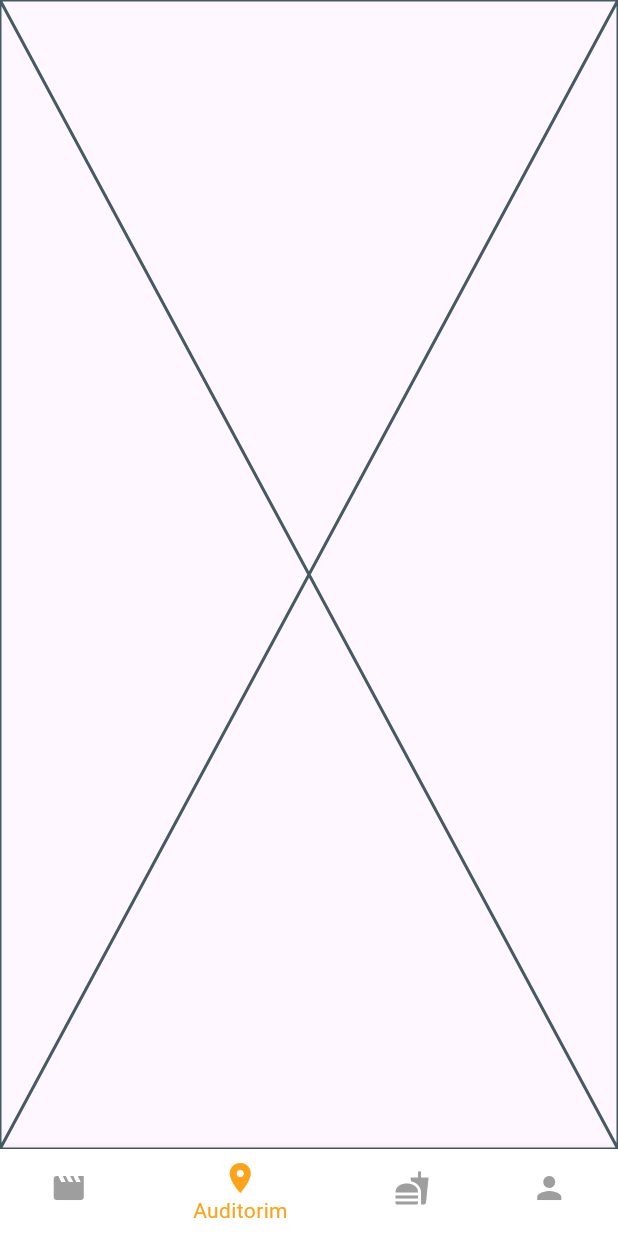
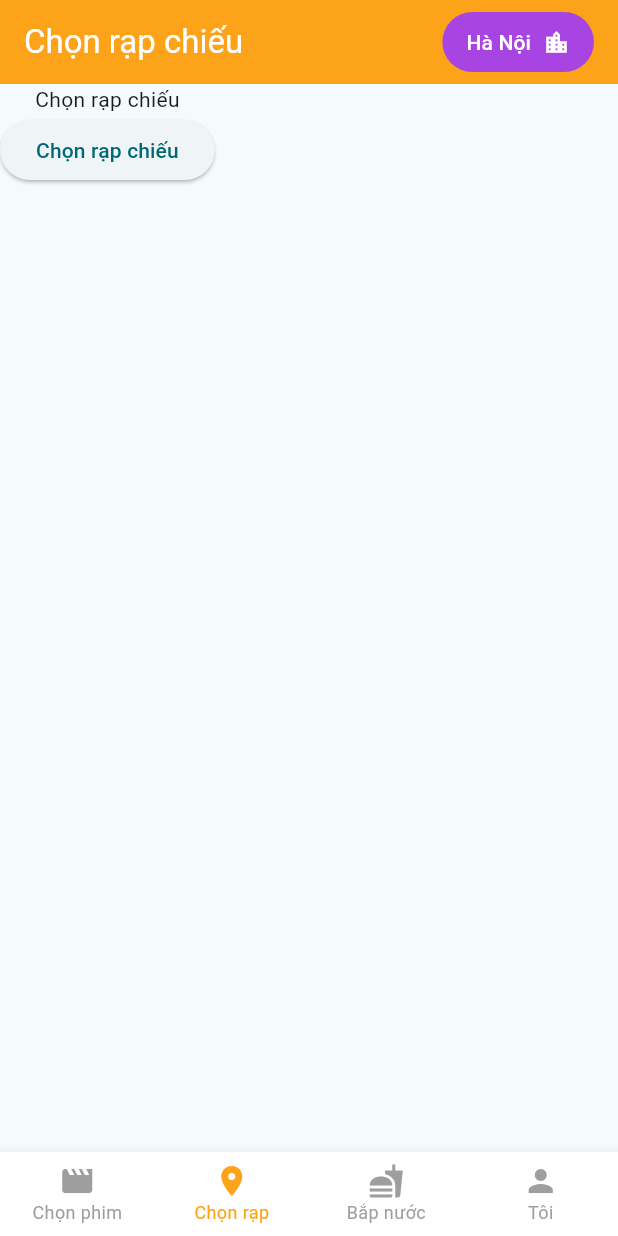
Before and after one commit to tranhuutuan261103/Cinema-Mobile-App, a Flutter app: the screen it shows after launch, item 2 of the bottom bar chosen, on a phone screen of 412 x 824 dp. Run offline on Flutter 3.47's test engine with Material 3 defaults, Android fonts, the phone set to English and light mode, and no system bars; network calls fail.

Commit message:
feat: [Cinema Mobile App] Load all provinces

```diff
--- a/lib/main.dart
+++ b/lib/main.dart
@@ -1,6 +1,8 @@
 import 'package:flutter/material.dart';
 
 import './routes/app_routes.dart';
+import './screens/booking_screen.dart';
+import './screens/province_selection_screen.dart';
 
 void main() {
   runApp(const MyApp());
@@ -16,25 +18,15 @@ class MyApp extends StatelessWidget {
       title: 'Flutter Demo',
       debugShowCheckedModeBanner: false,
       theme: ThemeData(
-        // This is the theme of your application.
-        //
-        // TRY THIS: Try running your application with "flutter run". You'll see
-        // the application has a purple toolbar. Then, without quitting the app,
-        // try changing the seedColor in the colorScheme below to Colors.green
-        // and then invoke "hot reload" (save your changes or press the "hot
-        // reload" button in a Flutter-supported IDE, or press "r" if you used
-        // the command line to start the app).
-        //
-        // Notice that the counter didn't reset back to zero; the application
-        // state is not lost during the reload. To reset the state, use hot
-        // restart instead.
-        //
-        // This works for code too, not just values: Most code changes can be
-        // tested with just a hot reload.
-        colorScheme: ColorScheme.fromSeed(seedColor: Colors.deepPurple),
+        colorScheme: ColorScheme.fromSeed(seedColor: const Color.fromARGB(255, 255, 255, 255)),
         useMaterial3: true,
       ),
-      home: const AppRoutes(),
+      initialRoute: '/',
+      routes: {
+        '/': (context) => const AppRoutes(),
+        '/booking': (context) => BookingScreen(),
+        '/city': (context) => const ProvinceSelectionScreen(title: "Chọn tỉnh thành"),
+      },
     );
   }
 }
--- a/lib/routes/app_routes.dart
+++ b/lib/routes/app_routes.dart
@@ -1,6 +1,7 @@
 import 'package:flutter/material.dart';
 
 import "../screens/home.dart";
+import '../screens/auditorium_selection_screen.dart';
 import '../constants/colors.dart';
 
 class AppRoutes extends StatefulWidget {
@@ -14,7 +15,7 @@ class _AppRoutesState extends State<AppRoutes> {
   int currentTab = 0;
   final List<Widget> screens = [
     const HomePage(title: "Home"),
-    const Placeholder(),
+    const AuditoriumSelectionScreen(title: "Chọn rạp chiếu"),
     const Placeholder(),
     const Placeholder(),
   ];
@@ -45,6 +46,10 @@ class _AppRoutesState extends State<AppRoutes> {
           currentIndex: currentTab,
           selectedItemColor: colorPrimary, // Màu của icon khi được chọn
           unselectedItemColor: Colors.grey, // Màu của icon khi không được chọn
+          showUnselectedLabels: true, // Hiển thị label khi không được chọn
+          selectedFontSize: 12, // Kích thước font chữ khi được chọn
+          unselectedFontSize: 12, // Kích thước font chữ khi không được chọn
+          type: BottomNavigationBarType.fixed,
           onTap: (index) {
             setState(() {
               currentTab = index;
@@ -54,19 +59,19 @@ class _AppRoutesState extends State<AppRoutes> {
           items: const [
             BottomNavigationBarItem(
               icon: Icon(Icons.movie),
-              label: 'Movies',
+              label: 'Chọn phim',
             ),
             BottomNavigationBarItem(
               icon: Icon(Icons.place),
-              label: 'Auditorim',
+              label: 'Chọn rạp',
             ),
             BottomNavigationBarItem(
               icon: Icon(Icons.fastfood),
-              label: 'Popcorn',
+              label: 'Bắp nước',
             ),
             BottomNavigationBarItem(
               icon: Icon(Icons.person),
-              label: 'Profile',
+              label: 'Tôi',
             ),
           ],
         ),
--- /dev/null
+++ b/lib/screens/auditorium_selection_screen.dart
@@ -0,0 +1,61 @@
+import 'package:flutter/material.dart';
+
+import '../constants/colors.dart';
+
+class AuditoriumSelectionScreen extends StatelessWidget {
+  final String title;
+
+  const AuditoriumSelectionScreen({super.key, required this.title});
+
+  @override
+  Widget build(BuildContext context) {
+    return Scaffold(
+      appBar: AppBar(
+        backgroundColor: colorPrimary,
+        title: Row(
+          mainAxisAlignment: MainAxisAlignment.spaceBetween,
+          children: [
+            Text(title,
+                style: const TextStyle(
+                  color: Colors.white,
+                )),
+            TextButton(
+              onPressed: () {
+                Navigator.pushNamed(context, '/city');
+              },
+              style: TextButton.styleFrom(
+                foregroundColor: Colors.white, // Text color
+                backgroundColor: Color.fromARGB(255, 168, 68, 225), // Background color
+                padding: const EdgeInsets.symmetric(
+                    horizontal: 16, vertical: 8), // Adjust padding as needed
+              ),
+              child: const Row(
+                mainAxisSize: MainAxisSize
+                    .min, // Ensures the button size fits the content
+                children: [
+                  Text(
+                    "Hà Nội",
+                    style: TextStyle(color: Colors.white),
+                  ),
+                  SizedBox(width: 8), // Space between text and icon
+                  Icon(Icons.location_city, color: Colors.white), // Icon
+                ],
+              ),
+            )
+          ],
+        ),
+      ),
+      body: Column(
+        children: [
+          const Text("Chọn rạp chiếu"),
+          ElevatedButton(
+            onPressed: () {
+              Navigator.pushNamed(context, '/booking');
+            },
+            child: const Text("Chọn rạp chiếu"),
+          ),
+        ],
+      ),
+    );
+  }
+}
```
Also changed, not shown: lib/models/province.dart (added, +16 -0 lines), lib/screens/booking_screen.dart (added, +21 -0 lines), lib/screens/province_selection_screen.dart (added, +142 -0 lines), lib/services/province_service.dart (added, +29 -0 lines).
